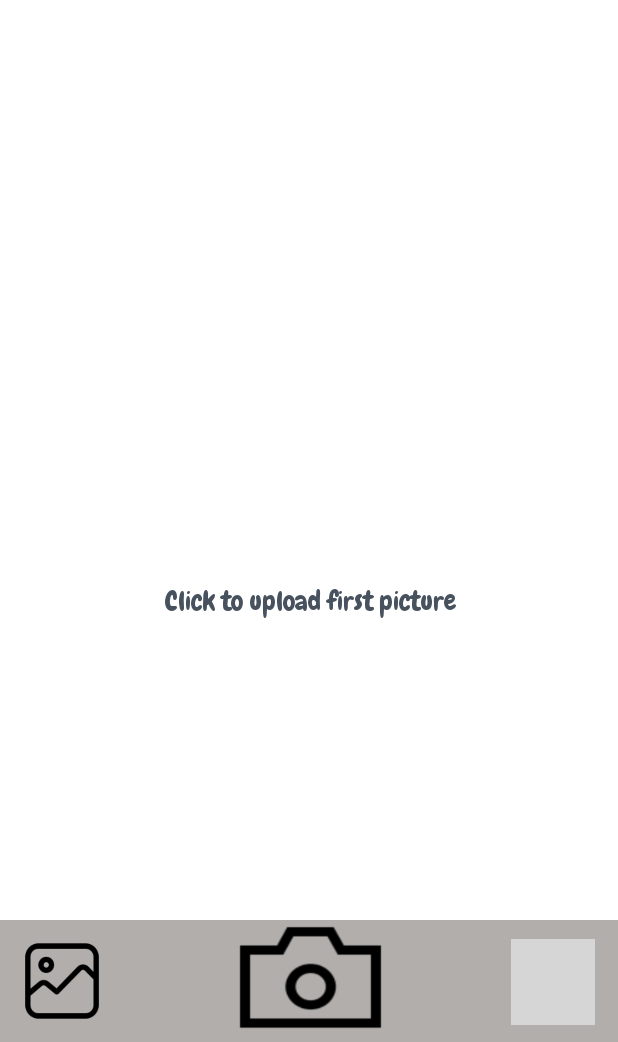
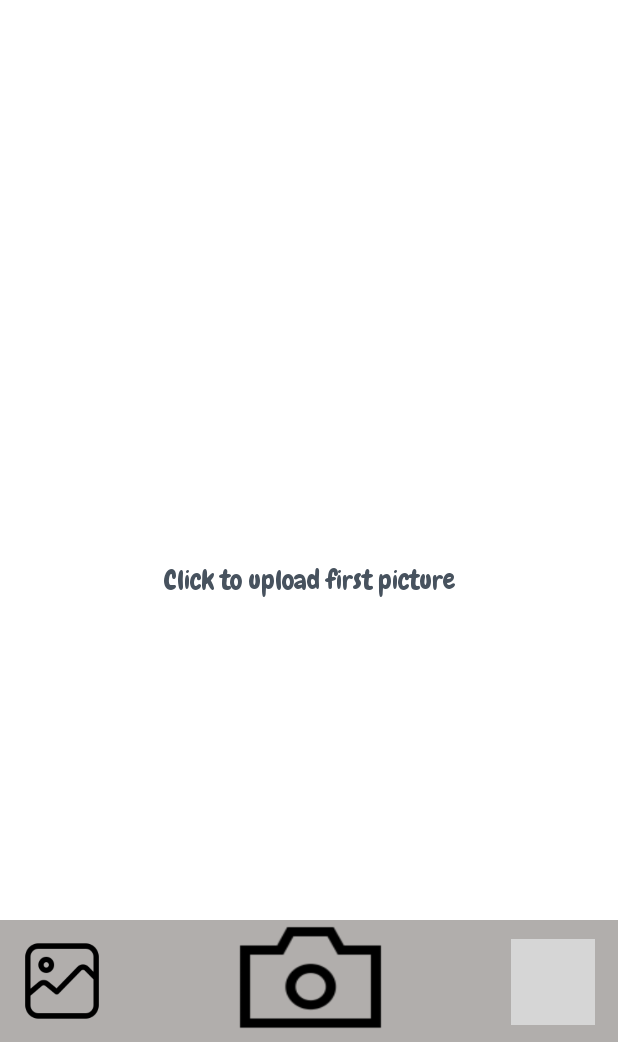
Before and after one commit to fozbolt/Face_fun, an Android app: the UploadPhoto screen opened directly, with no data from a screen before it, on a phone screen of 412 x 824 dp, the part 194-1236 px from its top. Run offline under Robolectric (Android 15) with nearby library versions, the phone set to English and light mode, and no system bars; grey boxes are pictures that could not be loaded.

Commit message:
small fix

```diff
--- a/app/src/main/res/layout/activity_upload_photo.xml
+++ b/app/src/main/res/layout/activity_upload_photo.xml
@@ -54,8 +54,8 @@
 
     <LinearLayout
         android:id="@+id/LinearLayout_Body"
-        android:layout_width="425dp"
-        android:layout_height="641dp"
+        android:layout_width="409dp"
+        android:layout_height="580dp"
         android:orientation="vertical"
         app:layout_constraintEnd_toEndOf="parent"
         app:layout_constraintStart_toStartOf="parent"
```
